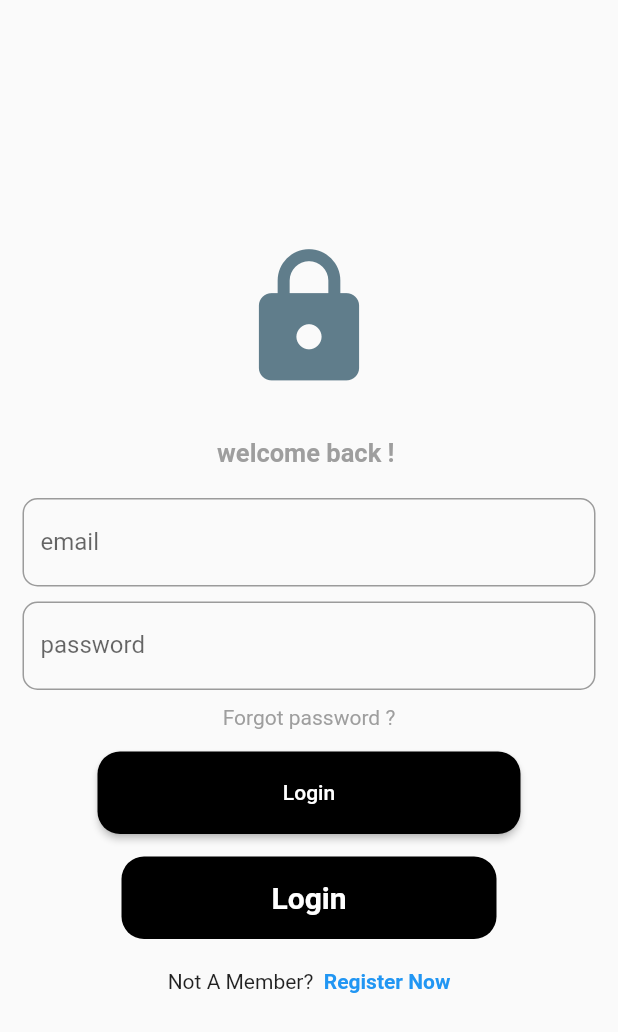
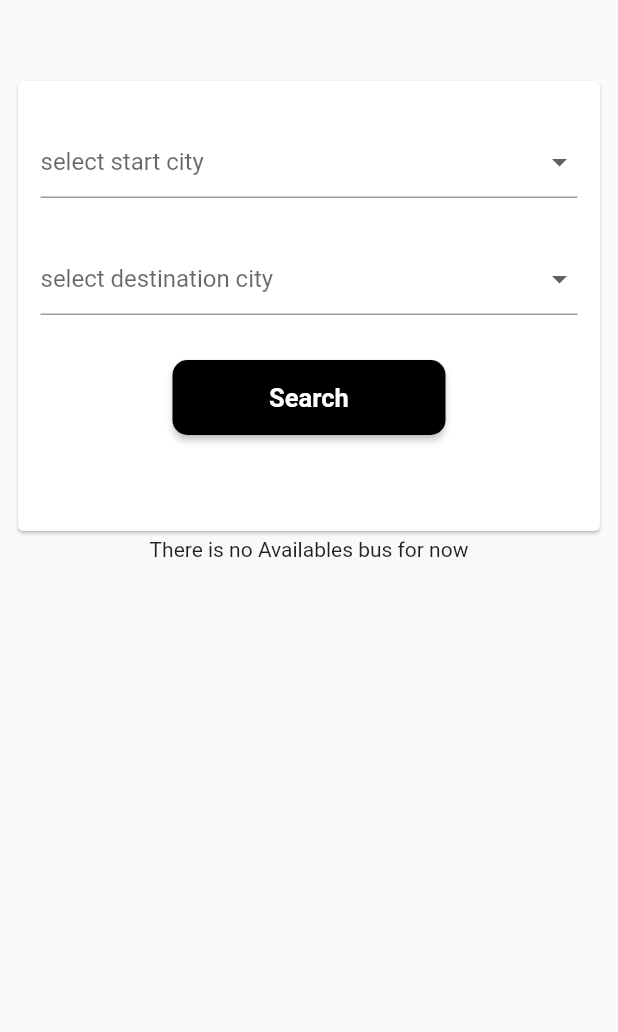
Before and after one commit to rabieHs/bus_tracker, a Flutter app: the screen it shows after launch, on a phone screen of 412 x 824 dp. Shown: the top 1032 px of the screen. Run offline on Flutter 3.47's test engine with Material 2 defaults, Android fonts, the phone set to English and light mode, and no system bars.

Commit message:
add search bus

```diff
--- /dev/null
+++ b/lib/helper/helper.dart
@@ -0,0 +1,85 @@
+import 'package:bus_track/models/bus.dart';
+
+class Helper {
+  List<Bus> helperData = [
+    Bus(
+      busId: "ABC123",
+      numberOfSeats: 50,
+      availableSeats: 10,
+      currentCity: "gabes",
+      busRoute: [
+        BusRoute(
+            cityName: "gabes",
+            arrivalTime: DateTime.parse("2024-04-11T08:00:00Z")), //0
+        BusRoute(
+            cityName: "sfax",
+            arrivalTime: DateTime.parse("2024-04-11T10:00:00Z")), //1
+        BusRoute(
+            cityName: "tunis",
+            arrivalTime: DateTime.parse("2024-04-11T12:00:00Z")), //2
+      ],
+    ),
+
+    // destination ==> 0 < 2
+    Bus(
+      busId: "ABC456",
+      numberOfSeats: 50,
+      availableSeats: 10,
+      currentCity: "tunis",
+      busRoute: [
+        BusRoute(
+            cityName: "tunis",
+            arrivalTime: DateTime.parse("2024-04-11T08:00:00Z")), //0
+        BusRoute(
+            cityName: "sfax",
+            arrivalTime: DateTime.parse("2024-04-11T10:00:00Z")), //1
+        BusRoute(
+            cityName: "gabes",
+            arrivalTime: DateTime.parse("2024-04-11T12:00:00Z")), //2
+      ],
+    ),
+
+    //gabes 2 >0
+    Bus(
+      busId: "ZER125",
+      numberOfSeats: 50,
+      availableSeats: 10,
+      currentCity: "tunis",
+      busRoute: [
+        BusRoute(
+            cityName: "tunis",
+            arrivalTime: DateTime.parse("2024-04-11T08:00:00Z")), //0
+        BusRoute(
+            cityName: "sidi bouzid",
+            arrivalTime: DateTime.parse("2024-04-11T10:00:00Z")), //1
+        BusRoute(
+            cityName: "gafsa",
+            arrivalTime: DateTime.parse("2024-04-11T12:00:00Z")), //2
+      ],
+    ),
+  ];
+
+  List<Bus> getBus(String currentCity, String destination) {
+    print(currentCity);
+    print(destination);
+    return helperData.where((bus) {
+      bool isRoute = bus.busRoute.any((route) => currentCity == route.cityName);
+      if (!isRoute && bus.currentCity != currentCity) {
+        return false;
+      }
+
+      int currentIndex =
+          bus.busRoute.indexWhere((element) => currentCity == element.cityName);
+      int destinationIndex =
+          bus.busRoute.indexWhere((element) => destination == element.cityName);
+      if (currentIndex == -1 || destinationIndex == -1) {
+        return false;
+      }
+      if (destinationIndex > currentIndex) {
+        return true;
+      }
+
+      return false;
+    }).toList();
+  }
+}
--- a/lib/main.dart
+++ b/lib/main.dart
@@ -1,4 +1,5 @@
-import 'package:bus_track/login.dart';
+import 'package:bus_track/pages/login.dart';
+import 'package:bus_track/pages/search_bus.dart';
 import 'package:flutter/material.dart';
 
 void main() {
@@ -10,6 +11,6 @@ class MyApp extends StatelessWidget {
 
   @override
   Widget build(BuildContext context) {
-    return MaterialApp(home: Login());
+    return MaterialApp(home: SearchBusScreen());
   }
 }
--- /dev/null
+++ b/lib/models/bus.dart
@@ -0,0 +1,23 @@
+// ignore_for_file: public_member_api_docs, sort_constructors_first
+class Bus {
+  final String busId;
+  final int numberOfSeats;
+  final int availableSeats;
+  String currentCity;
+  final List<BusRoute> busRoute;
+
+  Bus({
+    required this.busId,
+    required this.numberOfSeats,
+    required this.availableSeats,
+    required this.currentCity,
+    required this.busRoute,
+  });
+}
+
+class BusRoute {
+  final String cityName;
+  final DateTime arrivalTime;
+
+  BusRoute({required this.cityName, required this.arrivalTime});
+}
--- a/lib/login.dart
+++ b/lib/pages/login.dart
@@ -1,4 +1,4 @@
-import 'package:bus_track/register.dart';
+import 'package:bus_track/pages/register.dart';
 import 'package:flutter/cupertino.dart';
 import 'package:flutter/material.dart';
 
--- /dev/null
+++ b/lib/pages/search_bus.dart
@@ -0,0 +1,144 @@
+import 'package:bus_track/helper/helper.dart';
+import 'package:flutter/material.dart';
+import 'package:flutter/src/widgets/framework.dart';
+import 'package:flutter/src/widgets/placeholder.dart';
+
+import '../models/bus.dart';
+
+class SearchBusScreen extends StatefulWidget {
+  const SearchBusScreen({super.key});
+
+  @override
+  State<SearchBusScreen> createState() => _SearchBusScreenState();
+}
+
+class _SearchBusScreenState extends State<SearchBusScreen> {
+  List<Bus> availableBus = [];
+  String currentCity = "";
+  String destination = "";
+  @override
+  Widget build(BuildContext context) {
+    return Scaffold(
+      body: Padding(
+        padding: EdgeInsets.only(left: 8, right: 8, top: 50, bottom: 20),
+        child: Column(
+          children: [
+            Card(
+              child: Container(
+                width: 500,
+                height: 300,
+                child: Padding(
+                  padding:
+                      const EdgeInsets.symmetric(vertical: 30, horizontal: 15),
+                  child: Column(
+                    children: [
+                      DropdownButtonFormField(
+                          hint: Text("select start city"),
+                          items: const [
+                            DropdownMenuItem(
+                              child: Text("Tunis"),
+                              value: "tunis",
+                            ),
+                            DropdownMenuItem(
+                                child: Text("Gabes"), value: "gabes"),
+                            DropdownMenuItem(
+                                child: Text("Sfax"), value: "sfax"),
+                            DropdownMenuItem(
+                                child: Text("Mednine"), value: "mednine"),
+                            DropdownMenuItem(
+                                child: Text(
+                                  "ataouine",
+                                ),
+                                value: "tataouine"),
+                            DropdownMenuItem(
+                                child: Text("Gafsa"), value: "gafsa"),
+                          ],
+                          onChanged: (value) {
+                            setState(() {
+                              currentCity = value!;
+                            });
+                          }),
+                      SizedBox(
+                        height: 30,
+                      ),
+                      DropdownButtonFormField(
+                          hint: Text("select destination city"),
+                          items: const [
+                            DropdownMenuItem(
+                              child: Text("Tunis"),
+                              value: "tunis",
+                            ),
+                            DropdownMenuItem(
+                                child: Text("Gabes"), value: "gabes"),
+                            DropdownMenuItem(
+                                child: Text("Sfax"), value: "sfax"),
+                            DropdownMenuItem(
+                                child: Text("Mednine"), value: "mednine"),
+                            DropdownMenuItem(
+                                child: Text(
+                                  "Tataouine",
+                                ),
+                                value: "tataouine"),
+                            DropdownMenuItem(
+                                child: Text("Gafsa"), value: "gafsa"),
+                          ],
+                          onChanged: (value) {
+                            setState(() {
+                              destination = value!;
+                            });
+                          }),
+                      SizedBox(
+                        height: 30,
+                      ),
+                      MaterialButton(
+                        color: Colors.black,
+                        shape: RoundedRectangleBorder(
+                            borderRadius: BorderRadius.circular(10)),
+                        onPressed: () {
+                          setState(() {
+                            availableBus =
+                                Helper().getBus(currentCity, destination);
+                          });
+                        },
+                        child: Container(
+                          width: 150,
+                          padding: EdgeInsets.symmetric(
+                              horizontal: 20, vertical: 15),
+                          child: Center(
+                            child: Text(
+                              "Search",
+                              style: TextStyle(
+                                  color: Colors.white,
+                                  fontSize: 17,
+                                  fontWeight: FontWeight.bold),
+                            ),
+                          ),
+                        ),
+                      )
+                    ],
+                  ),
+                ),
+              ),
+            ),
+            availableBus.isEmpty
+                ? Center(
+                    child: Text("There is no Availables bus for now"),
+                  )
+                : ListView.builder(
+                    shrinkWrap: true,
+                    itemCount: availableBus.length,
+                    itemBuilder: (context, index) {
+                      return ListTile(
+                        leading: Icon(Icons.bus_alert),
+                        title: Text(availableBus[index].busId),
+                        subtitle: Text(availableBus[index].currentCity),
+                        trailing:
+                            Text(availableBus[index].availableSeats.toString()),
+                      );
+                    })
+          ],
+        ),
+      ),
+    );
+  }
+}
```
Also changed, not shown: lib/pages/register.dart (renamed from lib/register.dart).
